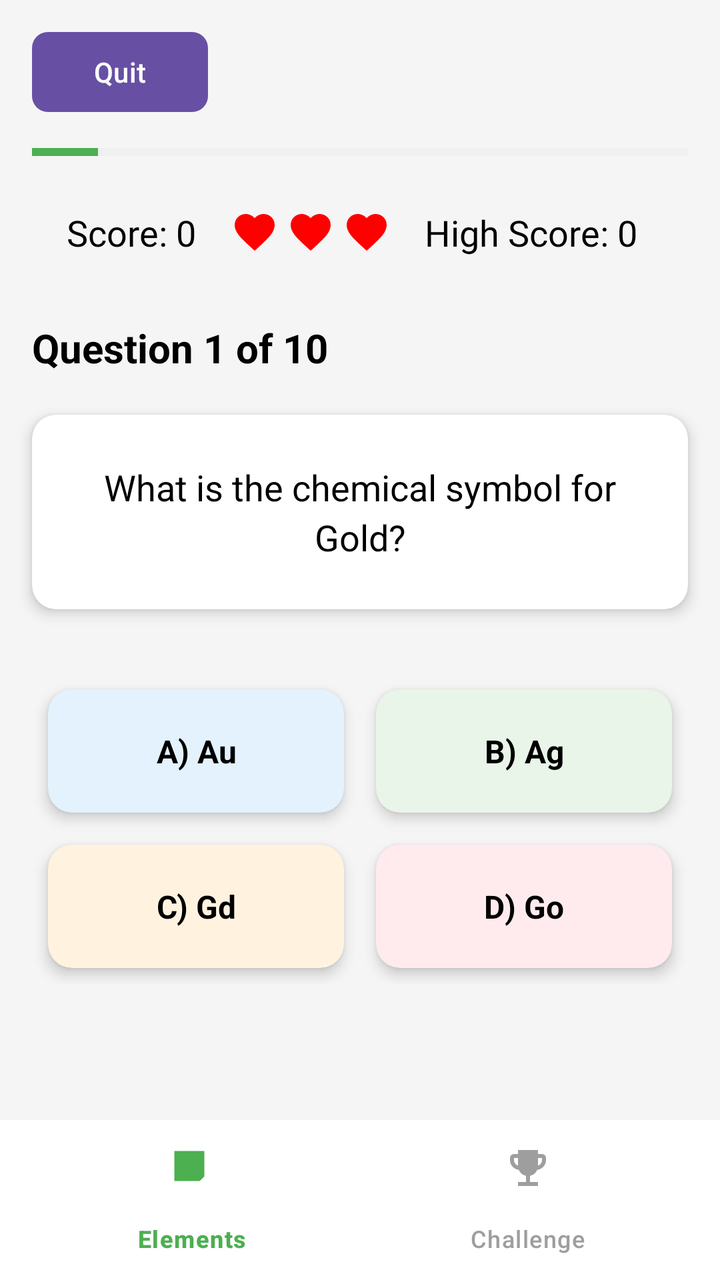
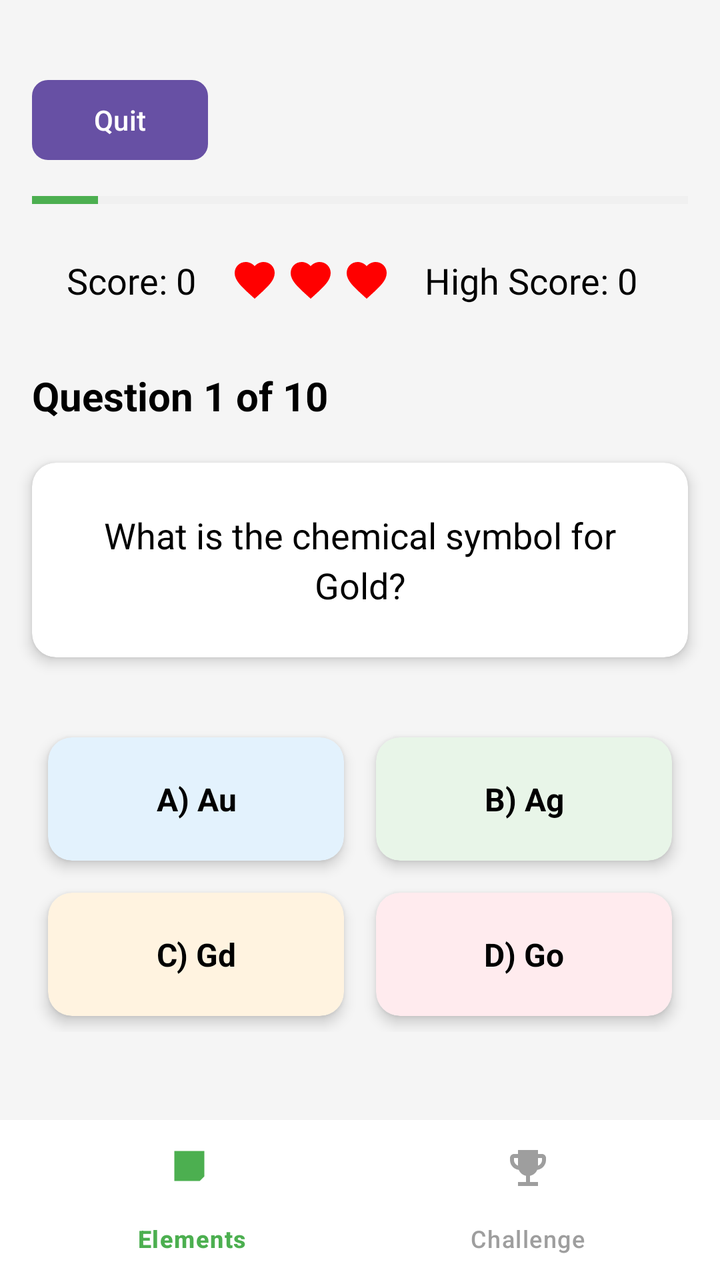

Compare the two renders of this Android layout. The source of the first and the diff that turns it into the second are given below.
<!-- AndroidManifest.xml: application theme Theme.Elementia -->
<!-- res/layout/activity_quiz.xml -->
<?xml version="1.0" encoding="utf-8"?>
<androidx.constraintlayout.widget.ConstraintLayout xmlns:android="http://schemas.android.com/apk/res/android"
    xmlns:app="http://schemas.android.com/apk/res-auto"
    xmlns:tools="http://schemas.android.com/tools"
    android:id="@+id/main"
    android:layout_width="match_parent"
    android:layout_height="match_parent"
    android:background="#F5F5F5"
    tools:context=".activity_quiz">

    
    <Button
        android:id="@+id/quitButton"
        android:layout_width="wrap_content"
        android:layout_height="40dp"
        android:layout_marginStart="16dp"
        android:layout_marginTop="16dp"
        android:background="@drawable/quit_button_background"
        android:text="Quit"
        android:textColor="@android:color/white"
        android:textSize="14sp"
        app:layout_constraintStart_toStartOf="parent"
        app:layout_constraintTop_toTopOf="parent" />

    
    <ProgressBar
        android:id="@+id/progressBar"
        style="?android:attr/progressBarStyleHorizontal"
        android:layout_width="0dp"
        android:layout_height="8dp"
        android:layout_marginStart="16dp"
        android:layout_marginEnd="16dp"
        android:layout_marginTop="16dp"
        android:max="10"
        android:progress="1"
        android:progressTint="#4CAF50"
        android:progressBackgroundTint="#E0E0E0"
        app:layout_constraintEnd_toEndOf="parent"
        app:layout_constraintStart_toStartOf="parent"
        app:layout_constraintTop_toBottomOf="@+id/quitButton" />

    
    <TextView
        android:id="@+id/scoreTextView"
        android:layout_width="wrap_content"
        android:layout_height="wrap_content"
        android:layout_marginStart="16dp"
        android:layout_marginTop="24dp"
        android:fontFamily="@font/inter_semibold"
        android:text="Score: 0"
        android:textSize="18sp"
        android:textColor="@android:color/black"
        app:layout_constraintEnd_toStartOf="@+id/livesLayout"
        app:layout_constraintHorizontal_bias="0.5"
        app:layout_constraintStart_toStartOf="parent"
        app:layout_constraintTop_toBottomOf="@+id/progressBar" />

    <TextView
        android:id="@+id/highScoreTextView"
        android:layout_width="wrap_content"
        android:layout_height="wrap_content"
        android:layout_marginTop="24dp"
        android:layout_marginEnd="24dp"
        android:fontFamily="@font/inter_semibold"
        android:text="High Score: 0"
        android:textSize="18sp"
        android:textColor="@android:color/black"
        app:layout_constraintEnd_toEndOf="parent"
        app:layout_constraintHorizontal_bias="0.5"
        app:layout_constraintStart_toEndOf="@+id/livesLayout"
        app:layout_constraintTop_toBottomOf="@+id/progressBar" />

    
    <LinearLayout
        android:id="@+id/livesLayout"
        android:layout_width="wrap_content"
        android:layout_height="wrap_content"
        android:layout_marginTop="24dp"
        android:orientation="horizontal"
        app:layout_constraintEnd_toStartOf="@+id/highScoreTextView"
        app:layout_constraintHorizontal_bias="0.5"
        app:layout_constraintStart_toEndOf="@+id/scoreTextView"
        app:layout_constraintTop_toBottomOf="@+id/progressBar">

        <ImageView
            android:id="@+id/heartImage1"
            android:layout_width="24dp"
            android:layout_height="24dp"
            android:src="@drawable/ic_heart_filled" />

        <ImageView
            android:id="@+id/heartImage2"
            android:layout_width="24dp"
            android:layout_height="24dp"
            android:layout_marginStart="4dp"
            android:src="@drawable/ic_heart_filled" />

        <ImageView
            android:id="@+id/heartImage3"
            android:layout_width="24dp"
            android:layout_height="24dp"
            android:layout_marginStart="4dp"
            android:src="@drawable/ic_heart_filled" />
    </LinearLayout>

    
    <TextView
        android:id="@+id/questionNumberTextView"
        android:layout_width="wrap_content"
        android:layout_height="wrap_content"
        android:layout_marginStart="16dp"
        android:layout_marginTop="32dp"
        android:text="Question 1 of 10"
        android:textSize="20sp"
        android:textStyle="bold"
        android:textColor="@android:color/black"
        app:layout_constraintStart_toStartOf="parent"
        app:layout_constraintTop_toBottomOf="@+id/scoreTextView" />

    
    <androidx.cardview.widget.CardView
        android:id="@+id/questionCard"
        android:layout_width="0dp"
        android:layout_height="wrap_content"
        android:layout_marginStart="16dp"
        android:layout_marginEnd="16dp"
        android:layout_marginTop="20dp"
        app:cardCornerRadius="12dp"
        app:cardElevation="4dp"
        app:cardBackgroundColor="#FFFFFF"
        app:layout_constraintEnd_toEndOf="parent"
        app:layout_constraintStart_toStartOf="parent"
        app:layout_constraintTop_toBottomOf="@id/questionNumberTextView">

        <TextView
            android:id="@+id/questionTextView"
            android:layout_width="match_parent"
            android:layout_height="wrap_content"
            android:gravity="center"
            android:padding="24dp"
            android:text="What is the chemical symbol for Gold?"
            android:textSize="18sp"
            android:textColor="@android:color/black"
            android:lineSpacingExtra="4dp" />
    </androidx.cardview.widget.CardView>

    
    <GridLayout
        android:id="@+id/answersGridLayout"
        android:layout_width="0dp"
        android:layout_height="wrap_content"
        android:layout_marginStart="16dp"
        android:layout_marginEnd="16dp"
        android:layout_marginTop="32dp"
        android:columnCount="2"
        android:rowCount="2"
        app:layout_constraintEnd_toEndOf="parent"
        app:layout_constraintStart_toStartOf="parent"
        app:layout_constraintTop_toBottomOf="@id/questionCard">

        <androidx.cardview.widget.CardView
            android:id="@+id/answerCardView1"
            android:layout_width="0dp"
            android:layout_height="wrap_content"
            android:layout_columnWeight="1"
            android:layout_margin="8dp"
            android:clickable="true"
            android:focusable="true"
            android:foreground="?android:attr/selectableItemBackground"
            app:cardCornerRadius="12dp"
            app:cardElevation="4dp"
            app:cardBackgroundColor="#E3F2FD">

            <TextView
                android:id="@+id/answerTextView1"
                android:layout_width="match_parent"
                android:layout_height="wrap_content"
                android:gravity="center"
                android:padding="20dp"
                android:text="A) Au"
                android:textSize="16sp"
                android:textColor="@android:color/black"
                android:textStyle="bold" />
        </androidx.cardview.widget.CardView>

        <androidx.cardview.widget.CardView
            android:id="@+id/answerCardView2"
            android:layout_width="0dp"
            android:layout_height="wrap_content"
            android:layout_columnWeight="1"
            android:layout_margin="8dp"
            android:clickable="true"
            android:focusable="true"
            android:foreground="?android:attr/selectableItemBackground"
            app:cardCornerRadius="12dp"
            app:cardElevation="4dp"
            app:cardBackgroundColor="#E8F5E8">

            <TextView
                android:id="@+id/answerTextView2"
                android:layout_width="match_parent"
                android:layout_height="wrap_content"
                android:gravity="center"
                android:padding="20dp"
                android:text="B) Ag"
                android:textSize="16sp"
                android:textColor="@android:color/black"
                android:textStyle="bold" />
        </androidx.cardview.widget.CardView>

        <androidx.cardview.widget.CardView
            android:id="@+id/answerCardView3"
            android:layout_width="0dp"
            android:layout_height="wrap_content"
            android:layout_columnWeight="1"
            android:layout_margin="8dp"
            android:clickable="true"
            android:focusable="true"
            android:foreground="?android:attr/selectableItemBackground"
            app:cardCornerRadius="12dp"
            app:cardElevation="4dp"
            app:cardBackgroundColor="#FFF3E0">

            <TextView
                android:id="@+id/answerTextView3"
                android:layout_width="match_parent"
                android:layout_height="wrap_content"
                android:gravity="center"
                android:padding="20dp"
                android:text="C) Gd"
                android:textSize="16sp"
                android:textColor="@android:color/black"
                android:textStyle="bold" />
        </androidx.cardview.widget.CardView>

        <androidx.cardview.widget.CardView
            android:id="@+id/answerCardView4"
            android:layout_width="0dp"
            android:layout_height="wrap_content"
            android:layout_columnWeight="1"
            android:layout_margin="8dp"
            android:clickable="true"
            android:focusable="true"
            android:foreground="?android:attr/selectableItemBackground"
            app:cardCornerRadius="12dp"
            app:cardElevation="4dp"
            app:cardBackgroundColor="#FFEBEE">

            <TextView
                android:id="@+id/answerTextView4"
                android:layout_width="match_parent"
                android:layout_height="wrap_content"
                android:gravity="center"
                android:padding="20dp"
                android:text="D) Go"
                android:textSize="16sp"
                android:textColor="@android:color/black"
                android:textStyle="bold" />
        </androidx.cardview.widget.CardView>

    </GridLayout>

    
    <TextView
        android:id="@+id/resultTextView"
        android:layout_width="0dp"
        android:layout_height="wrap_content"
        android:layout_marginStart="16dp"
        android:layout_marginEnd="16dp"
        android:layout_marginTop="16dp"
        android:gravity="center"
        android:text="Correct!"
        android:textSize="18sp"
        android:textStyle="bold"
        android:textColor="#4CAF50"
        android:visibility="gone"
        app:layout_constraintEnd_toEndOf="parent"
        app:layout_constraintStart_toStartOf="parent"
        app:layout_constraintTop_toBottomOf="@id/answersGridLayout" />

    
    <Button
        android:id="@+id/nextButton"
        android:layout_width="wrap_content"
        android:layout_height="wrap_content"
        android:layout_marginTop="16dp"
        android:background="@drawable/next_button_background"
        android:text="Next Question"
        android:textColor="@android:color/white"
        android:textSize="16sp"
        android:visibility="gone"
        app:layout_constraintEnd_toEndOf="parent"
        app:layout_constraintStart_toStartOf="parent"
        app:layout_constraintTop_toBottomOf="@id/resultTextView" />

    
    <com.google.android.material.bottomnavigation.BottomNavigationView
        android:id="@+id/bottomNavigationView"
        android:layout_width="match_parent"
        android:layout_height="wrap_content"
        android:background="@android:color/white"
        app:layout_constraintBottom_toBottomOf="parent"
        app:layout_constraintStart_toStartOf="parent"
        app:layout_constraintEnd_toEndOf="parent"
        app:menu="@menu/bottom_nav_menu"
        app:itemIconTint="@color/bottom_nav_color_selector"
        app:itemTextColor="@color/bottom_nav_color_selector"
        app:labelVisibilityMode="labeled" />

</androidx.constraintlayout.widget.ConstraintLayout>
<!-- resources referenced by this layout -->
<resources>
  <!-- drawable ic_heart_filled (drawable) -->
  <?xml version="1.0" encoding="utf-8"?>
  <vector xmlns:android="http://schemas.android.com/apk/res/android"
      android:width="24dp"
      android:height="24dp"
      android:viewportWidth="24"
      android:viewportHeight="24">
      <path
          android:fillColor="#FF0000"
          android:pathData="M12,21.35l-1.45,-1.32C5.4,15.36 2,12.28 2,8.5 2,5.42 4.42,3 7.5,3c1.74,0 3.41,0.81 4.5,2.09C13.09,3.81 14.76,3 16.5,3 19.58,3 22,5.42 22,8.5c0,3.78 -3.4,6.86 -8.55,11.54L12,21.35z" />
  </vector>
  <!-- drawable next_button_background (drawable) -->
  <?xml version="1.0" encoding="utf-8"?>
  <shape xmlns:android="http://schemas.android.com/apk/res/android">
      <solid android:color="#4CAF50" />
      <corners android:radius="8dp" />
  </shape>
  <!-- drawable quit_button_background (drawable) -->
  <?xml version="1.0" encoding="utf-8"?>
  <shape xmlns:android="http://schemas.android.com/apk/res/android">
      <solid android:color="#F44336" />
      <corners android:radius="8dp" />
  </shape>
  <style name="Theme.Elementia" parent="Base.Theme.Elementia" />
  <style name="Base.Theme.Elementia" parent="Theme.Material3.DayNight.NoActionBar">
          
          
      </style>
</resources>

<!-- the commit's change to res/layout/activity_quiz.xml (unified diff, before → after) -->
@@ -9,12 +9,15 @@
     tools:context=".activity_quiz">
 
     
+
+    
+
     <Button
         android:id="@+id/quitButton"
         android:layout_width="wrap_content"
         android:layout_height="40dp"
         android:layout_marginStart="16dp"
-        android:layout_marginTop="16dp"
+        android:layout_marginTop="40dp"
         android:background="@drawable/quit_button_background"
         android:text="Quit"
         android:textColor="@android:color/white"
@@ -22,7 +25,6 @@
         app:layout_constraintStart_toStartOf="parent"
         app:layout_constraintTop_toTopOf="parent" />
 
-    
     <ProgressBar
         android:id="@+id/progressBar"
         style="?android:attr/progressBarStyleHorizontal"
